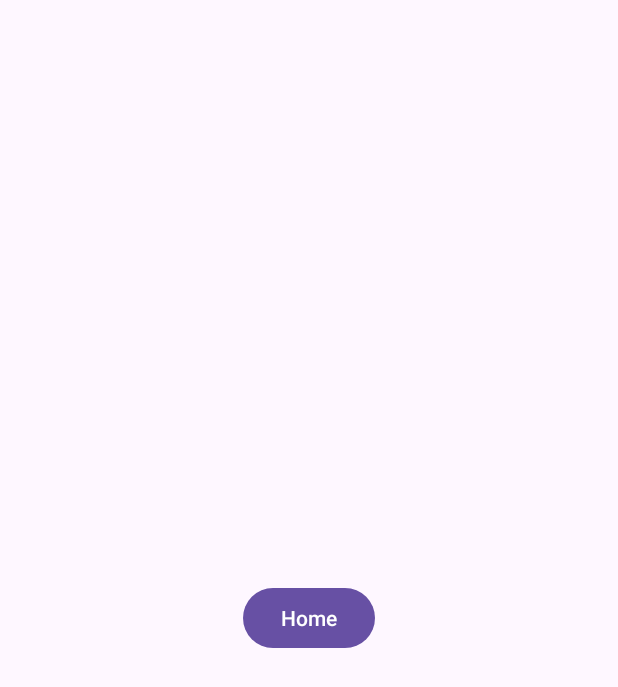
After one commit to jkanderson1/MyClosetApp, an Android app: the MainActivity screen opened directly, with no data from a screen before it, on a phone screen of 412 x 824 dp. The commit adds this screen. Shown: the top 687 px of the screen. Run offline under Robolectric (Android 15) with nearby library versions, the phone set to English and light mode, and no system bars.

Commit message:
Home button added.

```diff
--- a/app/src/main/AndroidManifest.xml
+++ b/app/src/main/AndroidManifest.xml
@@ -16,6 +16,9 @@
         tools:targetApi="31">
         <activity
             android:name=".FindOutfit"
+            android:exported="false" />
+        <activity
+            android:name=".MainActivity"
             android:exported="false" />
         <activity
             android:name=".Preferences"
--- /dev/null
+++ b/app/src/main/java/com/example/myclosetapp/MainActivity.java
@@ -0,0 +1,24 @@
+package com.example.myclosetapp;
+import android.content.Intent;
+import android.os.Bundle;
+import android.view.View;
+import android.widget.Button;
+
+import androidx.appcompat.app.AppCompatActivity;
+public class MainActivity extends AppCompatActivity {
+    @Override
+    protected void onCreate(Bundle savedInstanceState) {
+        super.onCreate(savedInstanceState);
+        setContentView(R.layout.activity_main);
+        Button button = findViewById(R.id.button);
+        button.setOnClickListener(new View.OnClickListener() {
+            @Override
+            public void onClick(View v) {
+                Intent startMain = new Intent(Intent.ACTION_MAIN);
+                startMain.addCategory(Intent.CATEGORY_HOME);
+                startMain.setFlags(Intent.FLAG_ACTIVITY_NEW_TASK);
+                startActivity(startMain);
+            }
+        });
+    }
+}
--- /dev/null
+++ b/app/src/main/res/layout/activity_main.xml
@@ -0,0 +1,15 @@
+<?xml version="1.0" encoding="utf-8"?>
+<RelativeLayout xmlns:android="http://schemas.android.com/apk/res/android"
+    xmlns:tools="http://schemas.android.com/tools"
+    android:layout_width="match_parent"
+    android:layout_height="match_parent"
+    android:padding="16sp"
+    tools:context=".MainActivity">
+
+    <Button
+        android:id="@+id/button"
+        android:layout_width="wrap_content"
+        android:layout_height="wrap_content"
+        android:layout_centerInParent="true"
+        android:text="Home" />
+</RelativeLayout>
--- a/app/src/main/res/layout/activity_settings.xml
+++ b/app/src/main/res/layout/activity_settings.xml
@@ -1,5 +1,5 @@
 <?xml version="1.0" encoding="utf-8"?>
-<androidx.constraintlayout.widget.ConstraintLayout xmlns:android="http://schemas.android.com/apk/res/android"
+<LinearLayout xmlns:android="http://schemas.android.com/apk/res/android"
     xmlns:app="http://schemas.android.com/apk/res-auto"
     xmlns:tools="http://schemas.android.com/tools"
     android:layout_width="match_parent"
@@ -91,4 +91,4 @@
         android:layout_height="wrap_content"
         android:text="Logout"
         android:layout_below="@id/saveChangesButton" />
-</androidx.constraintlayout.widget.ConstraintLayout>
+</LinearLayout>
```
